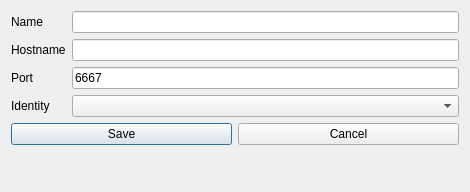
The window that src/GrumpyIRC/lib/networkwin.ui (grumpy-irc/grumpy) describes before a commit, drawn with Qt 5.
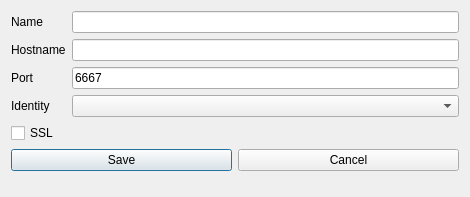
The same window after the commit.

Patch:
```diff
--- a/src/GrumpyIRC/lib/networkwin.ui
+++ b/src/GrumpyIRC/lib/networkwin.ui
@@ -7,7 +7,7 @@
     <x>0</x>
     <y>0</y>
     <width>470</width>
-    <height>192</height>
+    <height>197</height>
    </rect>
   </property>
   <property name="windowTitle">
@@ -62,6 +62,13 @@
      </item>
     </layout>
    </item>
+   <item>
+    <widget class="QCheckBox" name="checkBox_SSL">
+     <property name="text">
+      <string>SSL</string>
+     </property>
+    </widget>
+   </item>
    <item>
     <layout class="QHBoxLayout" name="horizontalLayout">
      <item>
```
